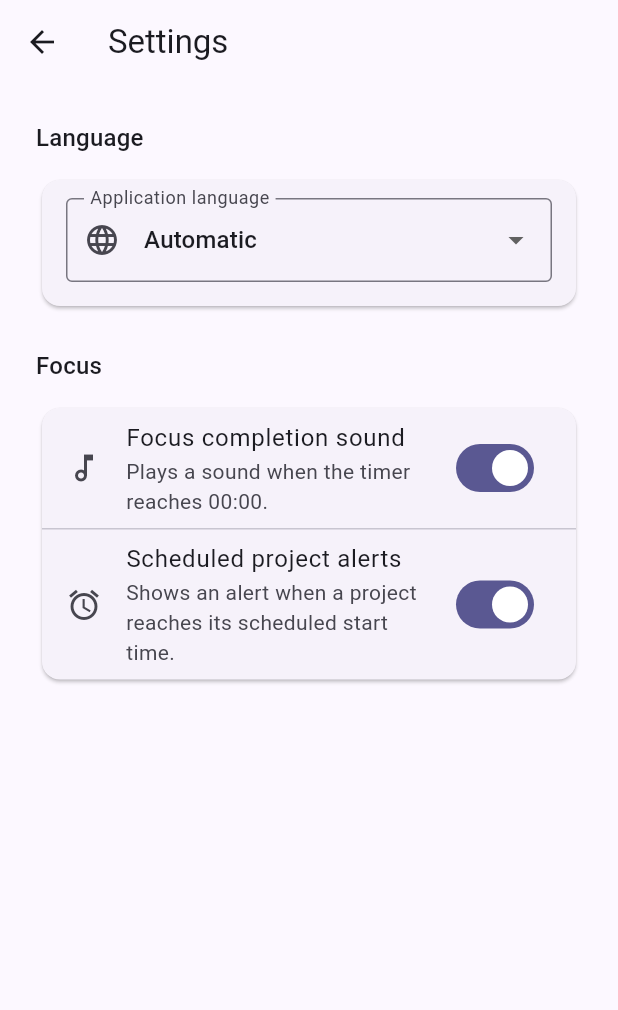
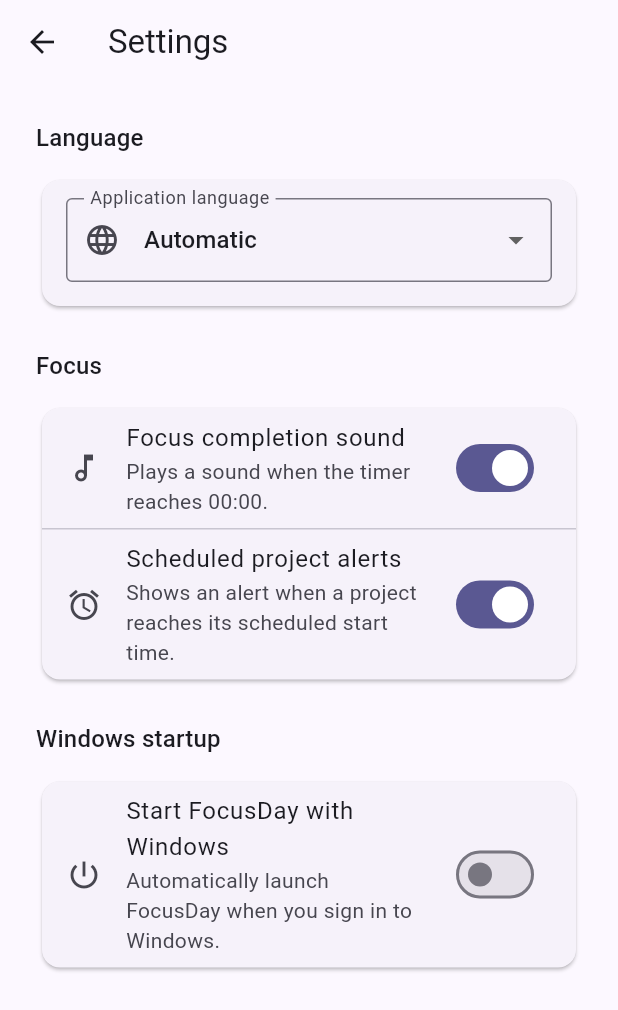
Before and after one commit to MichelAMZ/focusday, a Flutter app: the screen it shows after launch, scrolled down 576 dp, after a tap on the "settings" icon, on a phone screen of 412 x 824 dp. Shown: the top 1010 px of the screen. Run offline on Flutter 3.47's test engine with Material 3 defaults, Android fonts, the phone set to English and light mode, and no system bars; our stand-ins replace audioplayers, flutter_riverpod, shared_preferences; missing offline and left inert: launch_at_startup, window_manager.

Commit message:
feat: add Windows startup setting

```diff
--- /dev/null
+++ b/lib/core/startup/windows_startup_service.dart
@@ -0,0 +1,38 @@
+import 'dart:io';
+
+import 'package:launch_at_startup/launch_at_startup.dart';
+
+class WindowsStartupService {
+  const WindowsStartupService();
+
+  Future<void> initialize() async {
+    if (!Platform.isWindows) {
+      return;
+    }
+
+    launchAtStartup.setup(
+      appName: 'FocusDay',
+      appPath: Platform.resolvedExecutable,
+    );
+  }
+
+  Future<bool> isEnabled() async {
+    if (!Platform.isWindows) {
+      return false;
+    }
+
+    return launchAtStartup.isEnabled();
+  }
+
+  Future<void> setEnabled(bool enabled) async {
+    if (!Platform.isWindows) {
+      return;
+    }
+
+    if (enabled) {
+      await launchAtStartup.enable();
+    } else {
+      await launchAtStartup.disable();
+    }
+  }
+}
--- a/lib/features/settings/presentation/settings_page.dart
+++ b/lib/features/settings/presentation/settings_page.dart
@@ -3,6 +3,7 @@ import 'package:flutter_riverpod/flutter_riverpod.dart';
 
 import '../../../l10n/app_localizations.dart';
 import '../application/settings_controller.dart';
+import '../application/startup_controller.dart';
 
 class SettingsPage extends ConsumerWidget {
   const SettingsPage({super.key});
@@ -11,6 +12,7 @@ class SettingsPage extends ConsumerWidget {
   Widget build(BuildContext context, WidgetRef ref) {
     final l10n = AppLocalizations.of(context)!;
     final settings = ref.watch(settingsProvider);
+    final startupState = ref.watch(startupEnabledProvider);
 
     return Scaffold(
       appBar: AppBar(title: Text(l10n.settingsTitle)),
@@ -93,6 +95,27 @@ class SettingsPage extends ConsumerWidget {
               ],
             ),
           ),
+          const SizedBox(height: 24),
+          Text(
+            l10n.windowsStartupSectionTitle,
+            style: Theme.of(context).textTheme.titleMedium,
+          ),
+          const SizedBox(height: 12),
+          Card(
+            child: SwitchListTile(
+              value: startupState.value ?? false,
+              onChanged: startupState.isLoading
+                  ? null
+                  : (enabled) async {
+                      await ref
+                          .read(startupEnabledProvider.notifier)
+                          .setEnabled(enabled);
+                    },
+              secondary: const Icon(Icons.power_settings_new_outlined),
+              title: Text(l10n.windowsStartupTitle),
+              subtitle: Text(l10n.windowsStartupSubtitle),
+            ),
+          ),
         ],
       ),
     );
--- a/lib/l10n/app_en.arb
+++ b/lib/l10n/app_en.arb
@@ -107,5 +107,8 @@
   "languageAutomatic": "Automatic",
   "languageAutomaticSubtitle": "Use the system language.",
   "languageFrench": "Français",
-  "languageEnglish": "English"
+  "languageEnglish": "English",
+  "windowsStartupSectionTitle": "Windows startup",
+  "windowsStartupTitle": "Start FocusDay with Windows",
+  "windowsStartupSubtitle": "Automatically launch FocusDay when you sign in to Windows."
 }
--- a/lib/l10n/app_fr.arb
+++ b/lib/l10n/app_fr.arb
@@ -107,5 +107,8 @@
   "languageAutomatic": "Automatique",
   "languageAutomaticSubtitle": "Utiliser la langue du système.",
   "languageFrench": "Français",
-  "languageEnglish": "English"
+  "languageEnglish": "English",
+  "windowsStartupSectionTitle": "Démarrage Windows",
+  "windowsStartupTitle": "Démarrer FocusDay avec Windows",
+  "windowsStartupSubtitle": "Lancer automatiquement FocusDay à l’ouverture de votre session Windows."
 }
--- a/lib/l10n/app_localizations.dart
+++ b/lib/l10n/app_localizations.dart
@@ -556,6 +556,24 @@ abstract class AppLocalizations {
   /// In en, this message translates to:
   /// **'English'**
   String get languageEnglish;
+
+  /// No description provided for @windowsStartupSectionTitle.
+  ///
+  /// In en, this message translates to:
+  /// **'Windows startup'**
+  String get windowsStartupSectionTitle;
+
+  /// No description provided for @windowsStartupTitle.
+  ///
+  /// In en, this message translates to:
+  /// **'Start FocusDay with Windows'**
+  String get windowsStartupTitle;
+
+  /// No description provided for @windowsStartupSubtitle.
+  ///
+  /// In en, this message translates to:
+  /// **'Automatically launch FocusDay when you sign in to Windows.'**
+  String get windowsStartupSubtitle;
 }
 
 class _AppLocalizationsDelegate extends LocalizationsDelegate<AppLocalizations> {
--- a/lib/l10n/app_localizations_en.dart
+++ b/lib/l10n/app_localizations_en.dart
@@ -246,4 +246,13 @@ class AppLocalizationsEn extends AppLocalizations {
 
   @override
   String get languageEnglish => 'English';
+
+  @override
+  String get windowsStartupSectionTitle => 'Windows startup';
+
+  @override
+  String get windowsStartupTitle => 'Start FocusDay with Windows';
+
+  @override
+  String get windowsStartupSubtitle => 'Automatically launch FocusDay when you sign in to Windows.';
 }
--- a/lib/l10n/app_localizations_fr.dart
+++ b/lib/l10n/app_localizations_fr.dart
@@ -246,4 +246,13 @@ class AppLocalizationsFr extends AppLocalizations {
 
   @override
   String get languageEnglish => 'English';
+
+  @override
+  String get windowsStartupSectionTitle => 'Démarrage Windows';
+
+  @override
+  String get windowsStartupTitle => 'Démarrer FocusDay avec Windows';
+
+  @override
+  String get windowsStartupSubtitle => 'Lancer automatiquement FocusDay à l’ouverture de votre session Windows.';
 }
--- a/lib/main.dart
+++ b/lib/main.dart
@@ -6,11 +6,15 @@ import 'package:shared_preferences/shared_preferences.dart';
 import 'package:window_manager/window_manager.dart';
 
 import 'app.dart';
+import 'core/startup/windows_startup_service.dart';
 import 'core/storage/focusday_storage.dart';
 import 'core/storage/storage_provider.dart';
 
 Future<void> main() async {
   WidgetsFlutterBinding.ensureInitialized();
+
+  const startupService = WindowsStartupService();
+  await startupService.initialize();
 
   if (Platform.isWindows) {
     await windowManager.ensureInitialized();
--- a/pubspec.yaml
+++ b/pubspec.yaml
@@ -41,6 +41,7 @@ dependencies:
   shared_preferences: ^2.5.5
   window_manager: ^0.5.2
   audioplayers: ^6.8.1
+  launch_at_startup: ^0.5.1
 
 dev_dependencies:
   flutter_test:
```
Also changed, not shown: lib/features/settings/application/startup_controller.dart (added, +31 -0 lines), pubspec.lock.
